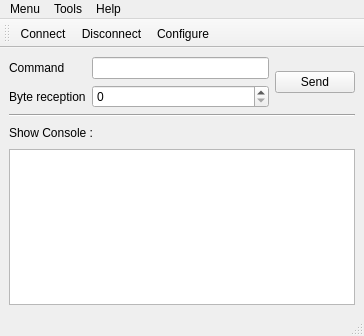
First picture: the form in mainwindow.ui, repository axpaul/SerialRealTime, before the edit.
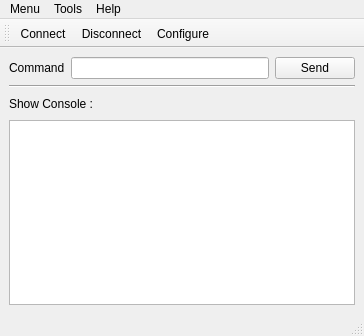
Second picture: the form after the edit. Icons and pictures are not drawn. Custom widgets are drawn as their Qt base class.

```diff
--- a/mainwindow.ui
+++ b/mainwindow.ui
@@ -33,20 +33,6 @@
         <item row="0" column="1">
          <widget class="QLineEdit" name="lineEdit_cmd"/>
         </item>
-        <item row="1" column="0">
-         <widget class="QLabel" name="label_byte">
-          <property name="text">
-           <string>Byte reception</string>
-          </property>
-         </widget>
-        </item>
-        <item row="1" column="1">
-         <widget class="QSpinBox" name="spinBox_byte">
-          <property name="maximum">
-           <number>1000</number>
-          </property>
-         </widget>
-        </item>
        </layout>
       </item>
       <item>
```
